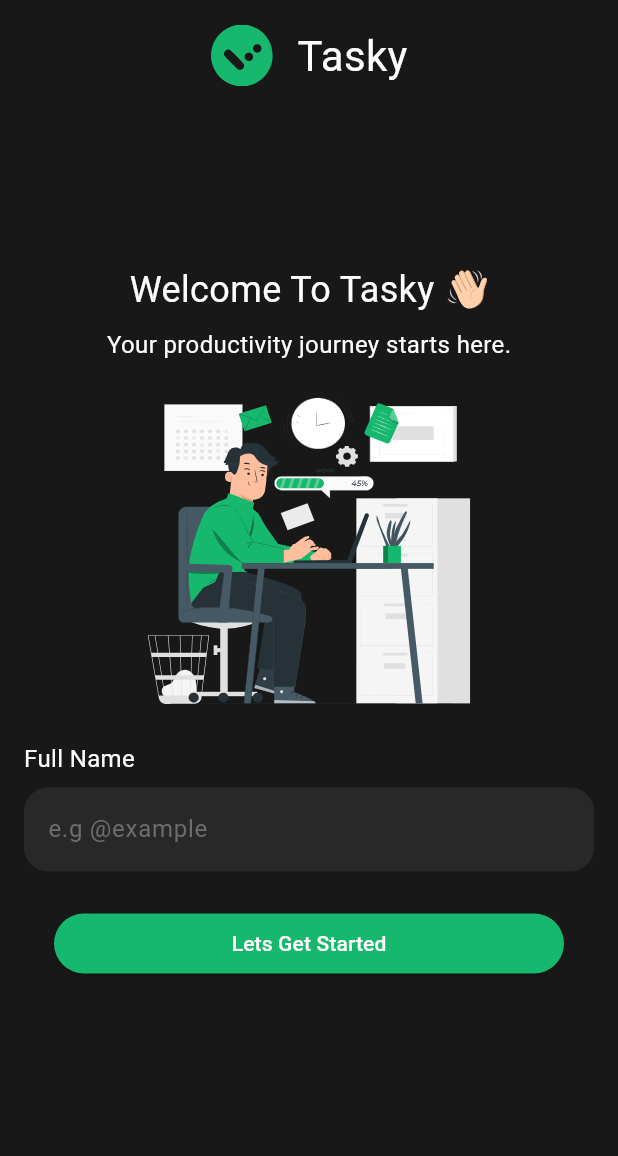
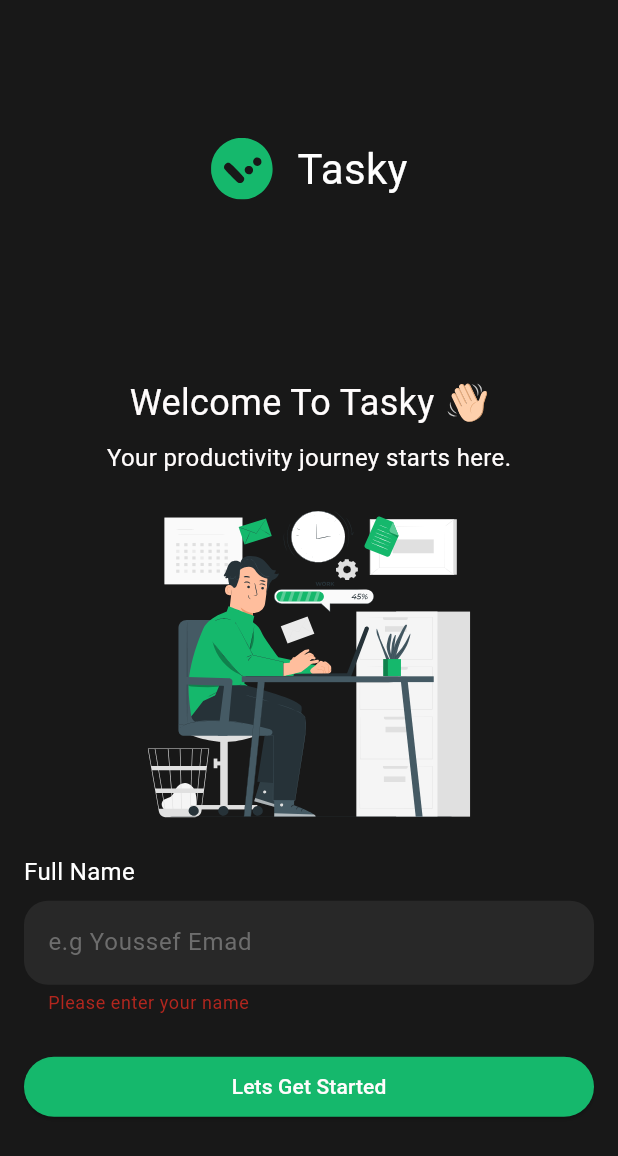
Before and after one commit to yousefemadkhazbak183/TaskyApp, a Flutter app: the screen it shows after launch, after a tap on "Lets Get Started", on a phone screen of 412 x 824 dp. Shown: the top 1156 px of the screen. Run offline on Flutter 3.47's test engine with Material 3 defaults, Android fonts, the phone set to English and light mode, and no system bars; our stand-ins replace flutter_svg.

Commit message:
- Finish Welcome Screen. - Add textFormField Widget. - Start in Home Screen.

```diff
--- a/lib/main.dart
+++ b/lib/main.dart
@@ -1,5 +1,5 @@
 import 'package:flutter/material.dart';
-import 'package:flutter_mastering_course/widget/home_page.dart';
+import 'package:flutter_mastering_course/widget/welcome_screen.dart';
 
 void main() {
   runApp(const MyApp());
@@ -15,7 +15,7 @@
       debugShowCheckedModeBanner: false,
       title: 'Flutter Demo',
       theme: ThemeData(useMaterial3: true),
-      home: HomePage(),
+      home: WelcomeScreen(),
     );
   }
 }
--- a/lib/widget/home_page.dart
+++ /dev/null
@@ -1,104 +0,0 @@
-import 'package:flutter/material.dart';
-import 'package:flutter_mastering_course/widget/text_form_field.dart';
-import 'package:flutter_svg/flutter_svg.dart';
-
-class HomePage extends StatelessWidget {
-  const HomePage({super.key});
-
-  @override
-  Widget build(BuildContext context) {
-    return Scaffold(
-      backgroundColor: Color(0xFF181818),
-      body: SafeArea(
-        child: Center(
-          child: Column(
-            crossAxisAlignment: CrossAxisAlignment.center,
-            children: [
-              SizedBox(height: 16),
-              Row(
-                mainAxisAlignment: MainAxisAlignment.center,
-                children: [
-                  SvgPicture.asset(
-                    'assets/images/logo.svg',
-                    width: 42,
-                    height: 42,
-                  ),
-                  SizedBox(width: 16),
-                  Text(
-                    'Tasky',
-                    style: TextStyle(
-                      color: Color(0xFFFFFFFF),
-                      fontWeight: FontWeight.w400,
-                      fontSize: 28,
-                    ),
-                  ),
-                ],
-              ),
-              SizedBox(height: 118),
-              Row(
-                mainAxisAlignment: MainAxisAlignment.center,
-                children: [
-                  Text(
-                    'Welcome To Tasky',
-                    style: TextStyle(
-                      color: Color(0xFFFFFCFC),
-                      fontSize: 24,
-                      fontWeight: FontWeight.w400,
-                    ),
-                  ),
-                  SizedBox(width: 8),
-                  SvgPicture.asset('assets/images/wave_hand.svg'),
-                ],
-              ),
-              SizedBox(height: 8),
-              Text(
-                'Your productivity journey starts here.',
-                style: TextStyle(
-                  color: Color(0xFFFFFCFC),
-                  fontSize: 16,
-                  fontWeight: FontWeight.w400,
-                ),
-              ),
-              SizedBox(height: 24),
-              SvgPicture.asset(
-                'assets/images/welcom.svg',
-                width: 218,
-                height: 205,
-              ),
-              SizedBox(height: 24),
-              Padding(
-                padding: const EdgeInsets.symmetric(horizontal: 16.0),
-                child: Column(
-                  crossAxisAlignment: CrossAxisAlignment.start,
-                  children: [
-                    Text(
-                      'Full Name',
-                      textAlign: TextAlign.right,
-                      style: TextStyle(
-                        color: Color(0xFFFFFFFF),
-                        fontSize: 16,
-                        fontWeight: FontWeight.w400,
-                      ),
-                    ),
-                    SizedBox(height: 8),
-                    TextFormFieldWidget(),
-                  ],
-                ),
-              ),
-              SizedBox(height: 24),
-              ElevatedButton(
-                style: ElevatedButton.styleFrom(
-                  backgroundColor: Color(0xFF15B86C),
-                  foregroundColor: Color(0xFFFFFCFC),
-                  fixedSize: Size(340, 40),
-                ),
-                onPressed: () {},
-                child: Text('Lets Get Started'),
-              ),
-            ],
-          ),
-        ),
-      ),
-    );
-  }
-}
--- a/lib/widget/text_form_field.dart
+++ b/lib/widget/text_form_field.dart
@@ -1,14 +1,22 @@
 import 'package:flutter/material.dart';
+import 'package:flutter_mastering_course/widget/home_screen.dart';
 
 class TextFormFieldWidget extends StatelessWidget {
-  const TextFormFieldWidget({super.key});
+  TextFormFieldWidget({super.key});
 
+  final TextEditingController controller = TextEditingController();
+  final GlobalKey<FormState> _key = GlobalKey<FormState>();
   @override
   Widget build(BuildContext context) {
-    return TextField(
+    return Form(
+      key: _key,
+      child: Column(
+        children: [
+          TextFormField(
+            controller: controller,
             style: TextStyle(color: Colors.white),
             decoration: InputDecoration(
-        hintText: 'e.g @example',
+              hintText: 'e.g Youssef Emad',
               hintStyle: TextStyle(color: Color(0xFF6D6D6D)),
               filled: true,
               fillColor: Color(0xFF282828),
@@ -17,7 +25,37 @@
                 borderSide: BorderSide.none,
               ),
             ),
+            validator: (String? value) {
+              if (value == null || value.trim().isEmpty) {
+                return 'Please enter your name';
+              }
+              return null;
+            },
             cursorColor: Colors.white,
+          ),
+          SizedBox(height: 24),
+          ElevatedButton(
+            style: ElevatedButton.styleFrom(
+              backgroundColor: Color(0xFF15B86C),
+              foregroundColor: Color(0xFFFFFCFC),
+              fixedSize: Size(MediaQuery.of(context).size.width, 40),
+            ),
+            onPressed: () {
+              if (_key.currentState?.validate() ?? false) {
+                Navigator.push(
+                  context,
+                  MaterialPageRoute(
+                    builder: (BuildContext context) {
+                      return HomeScreen();
+                    },
+                  ),
+                );
+              }
+            },
+            child: Text('Lets Get Started'),
+          ),
+        ],
+      ),
     );
   }
 }
--- /dev/null
+++ b/lib/widget/welcome_screen.dart
@@ -0,0 +1,98 @@
+import 'package:flutter/material.dart';
+import 'package:flutter_mastering_course/widget/text_form_field.dart';
+import 'package:flutter_svg/flutter_svg.dart';
+
+class WelcomeScreen extends StatelessWidget {
+  WelcomeScreen({super.key});
+
+  @override
+  Widget build(BuildContext context) {
+    return Scaffold(
+      backgroundColor: Color(0xFF181818),
+      body: SafeArea(
+        child: Center(
+          child: SingleChildScrollView(
+            child: Column(
+              crossAxisAlignment: CrossAxisAlignment.center,
+              children: [
+                SizedBox(height: 16),
+                Row(
+                  mainAxisAlignment: MainAxisAlignment.center,
+                  children: [
+                    SvgPicture.asset(
+                      'assets/images/logo.svg',
+                      width: 42,
+                      height: 42,
+                    ),
+                    SizedBox(width: 16),
+                    Text(
+                      'Tasky',
+                      style: TextStyle(
+                        color: Color(0xFFFFFFFF),
+                        fontWeight: FontWeight.w400,
+                        fontSize: 28,
+                      ),
+                    ),
+                  ],
+                ),
+                SizedBox(height: 118),
+                Row(
+                  mainAxisAlignment: MainAxisAlignment.center,
+                  children: [
+                    Text(
+                      'Welcome To Tasky',
+                      style: TextStyle(
+                        color: Color(0xFFFFFCFC),
+                        fontSize: 24,
+                        fontWeight: FontWeight.w400,
+                      ),
+                    ),
+                    SizedBox(width: 8),
+                    SvgPicture.asset('assets/images/wave_hand.svg'),
+                  ],
+                ),
+                SizedBox(height: 8),
+                Text(
+                  'Your productivity journey starts here.',
+                  style: TextStyle(
+                    color: Color(0xFFFFFCFC),
+                    fontSize: 16,
+                    fontWeight: FontWeight.w400,
+                  ),
+                ),
+                SizedBox(height: 24),
+                SvgPicture.asset(
+                  'assets/images/welcom.svg',
+                  width: 218,
+                  height: 205,
+                ),
+                SizedBox(height: 24),
+                Padding(
+                  padding: const EdgeInsets.symmetric(
+                    horizontal: 16.0,
+                  ),
+                  child: Column(
+                    crossAxisAlignment: CrossAxisAlignment.start,
+                    children: [
+                      Text(
+                        'Full Name',
+                        textAlign: TextAlign.right,
+                        style: TextStyle(
+                          color: Color(0xFFFFFFFF),
+                          fontSize: 16,
+                          fontWeight: FontWeight.w400,
+                        ),
+                      ),
+                      SizedBox(height: 8),
+                      TextFormFieldWidget(),
+                    ],
+                  ),
+                ),
+              ],
+            ),
+          ),
+        ),
+      ),
+    );
+  }
+}
```
Also changed, not shown: lib/widget/home_screen.dart (added, +52 -0 lines), protoflio_app/analysis_options.yaml (deleted, +0 -38 lines), protoflio_app/lib/main.dart (deleted, +0 -81 lines), protoflio_app/pubspec.yaml (deleted, +0 -89 lines), protoflio_app/assets/images/yousef_image.jpg (deleted), protoflio_app/pubspec.lock (deleted), 125 other files. Lines whose indentation alone changed are shown as unchanged.
